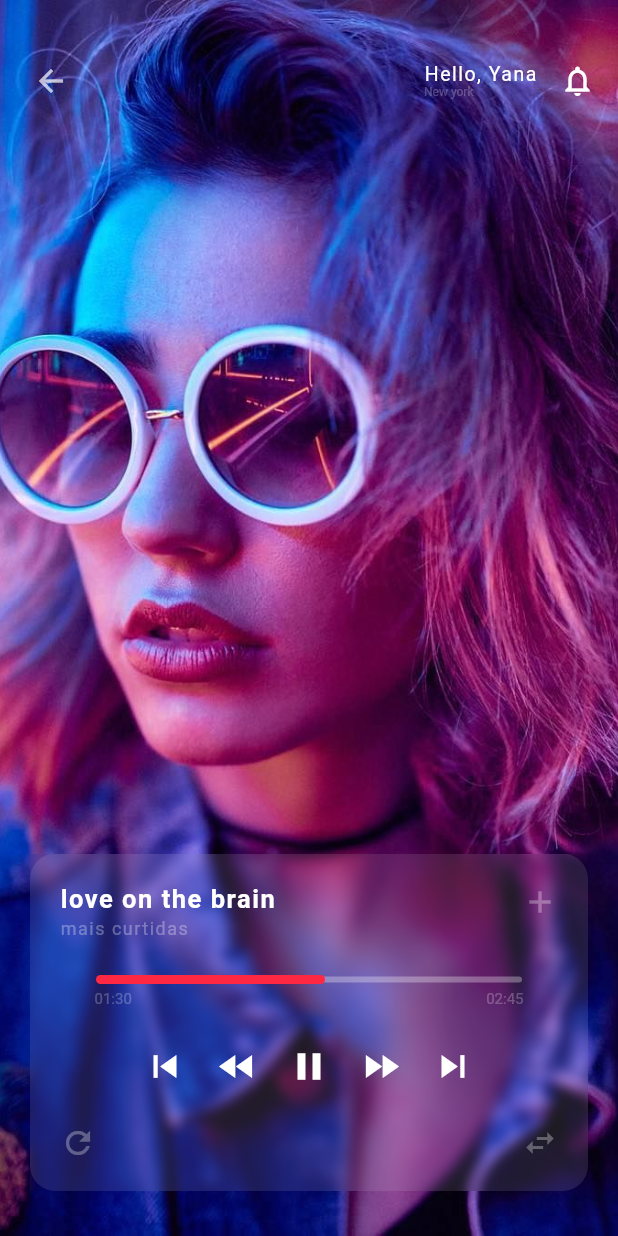
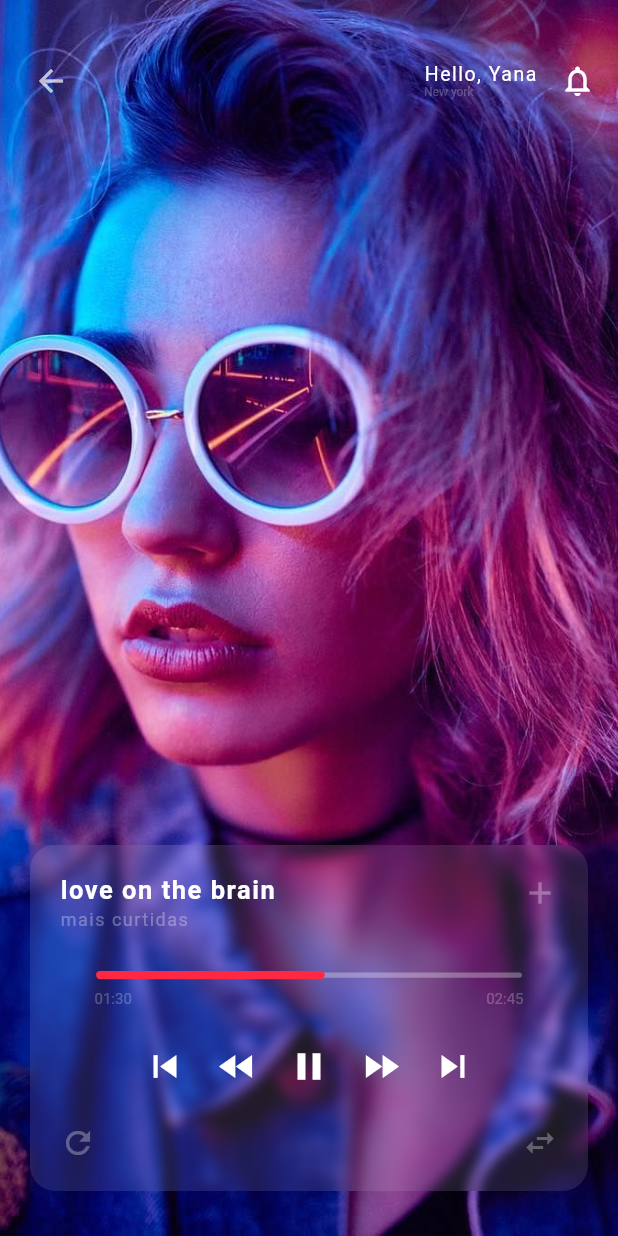
Before and after one commit to td-santos/Flutter_UI_Projects, a Flutter app: the screen it shows after launch, after a tap on the "add" icon, after a tap on "love on the brain", on a phone screen of 412 x 824 dp. Run offline on Flutter 3.47's test engine with Material 2 defaults, Android fonts, the phone set to English and light mode, and no system bars.

Commit message:
commit slider player
- correçao no Slider da tela de player

```diff
--- a/music_app/lib/screens/Player.dart
+++ b/music_app/lib/screens/Player.dart
@@ -45,7 +45,7 @@ class _PlayerState extends State<Player> {
         child: BackdropFilter(
           filter: ImageFilter.blur(sigmaX: 4, sigmaY: 4),
           child: Container(
-            height: 225,
+            //height: 235,
             decoration: BoxDecoration(
                 color: Colors.white10, borderRadius: BorderRadius.circular(17)),
             padding: EdgeInsets.only(left: 20,right: 20,top: 20,bottom: 20),
@@ -90,15 +90,15 @@ class _PlayerState extends State<Player> {
                   height: 25,
                 ),
 
-                Flexible(
+                Container(
                   child: Container(
-                    width: MediaQuery.of(context).size.width,
-                    //color: Colors.blue,
                     height: 10,
                     child: SliderTheme(
                       data: SliderTheme.of(context).copyWith(
-                          thumbShape:
-                              RoundSliderThumbShape(enabledThumbRadius: 0.0)),
+                          thumbShape:RoundSliderThumbShape(enabledThumbRadius: 0.0),
+                          trackHeight: 3.5,
+                          ),
+
                       child: Slider(
                           activeColor: Color(0xffFF2842),
                           inactiveColor: Colors.white30,
```
